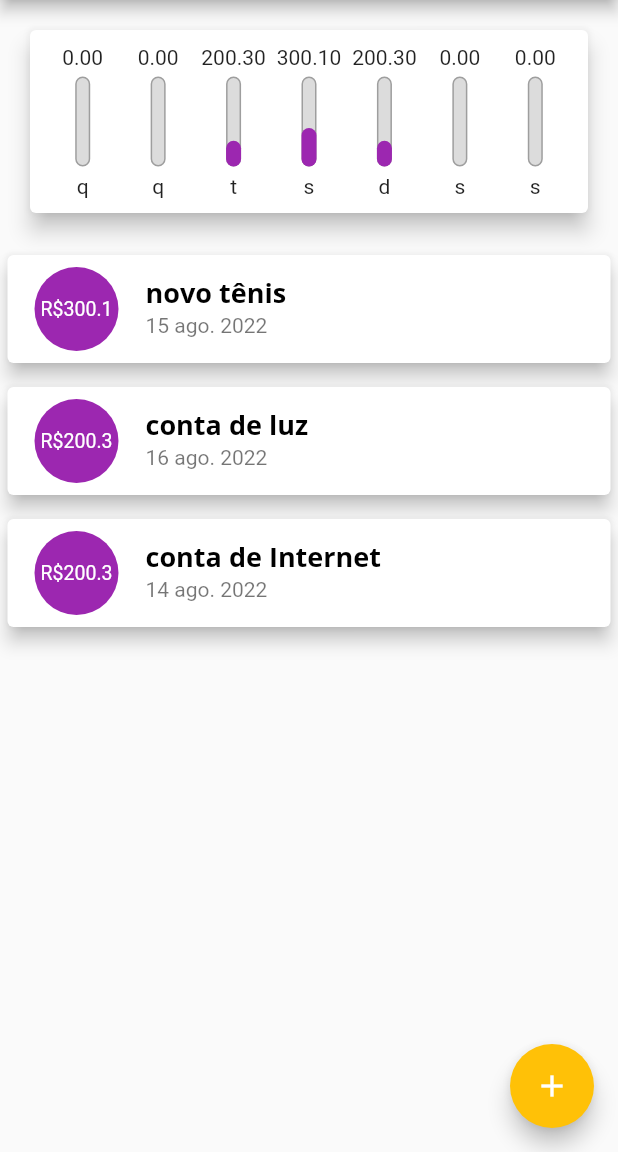
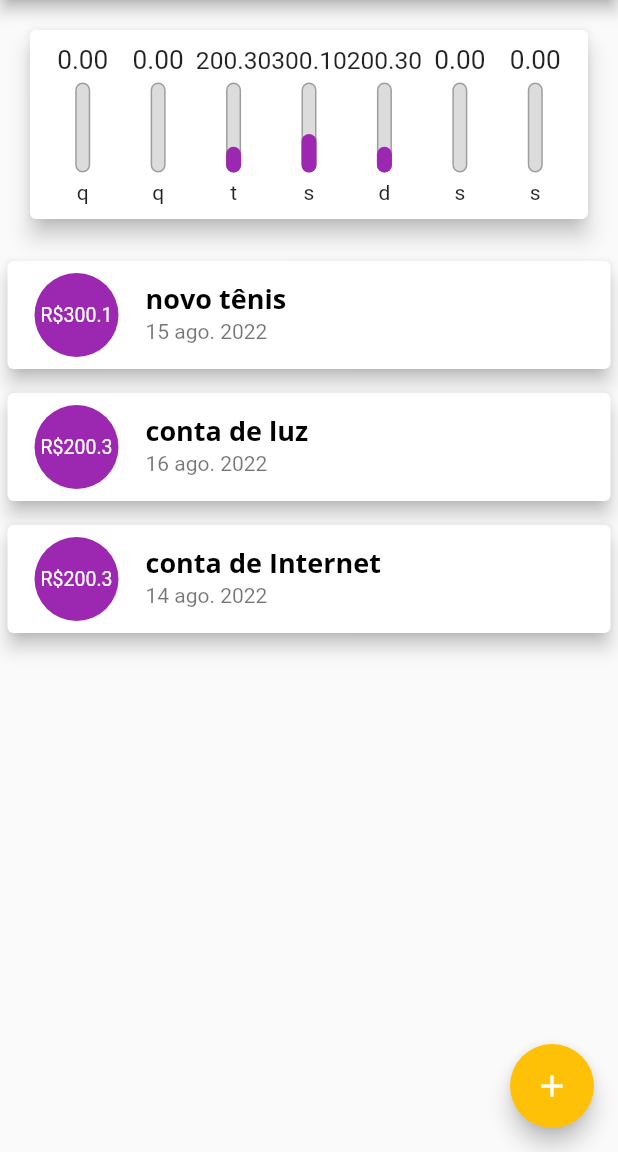
Before and after one commit to EnriqueIzel2/top_expenses, a Flutter app: the screen it shows after launch, on a phone screen of 412 x 824 dp, the part 84-1236 px from its top. Run offline on Flutter 3.47's test engine with Material 2 defaults, Android fonts, the phone set to English and light mode, and no system bars.

Commit message:
feat: add container for FittedBox

```diff
--- a/lib/components/chart_bar.dart
+++ b/lib/components/chart_bar.dart
@@ -16,7 +16,10 @@ class ChartBar extends StatelessWidget {
   Widget build(BuildContext context) {
     return Column(
       children: [
-        FittedBox(child: Text(value.toStringAsFixed(2))),
+        Container(
+          height: 20,
+          child: FittedBox(child: Text(value.toStringAsFixed(2))),
+        ),
         const SizedBox(height: 5),
         Container(
           height: 60,
```
